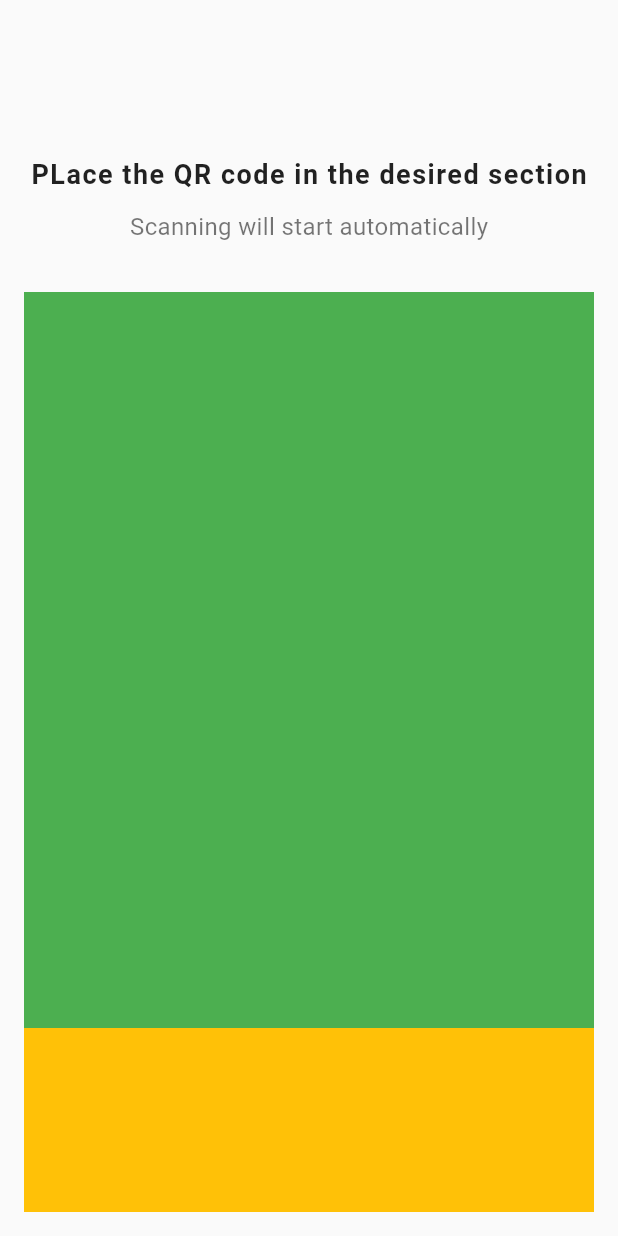
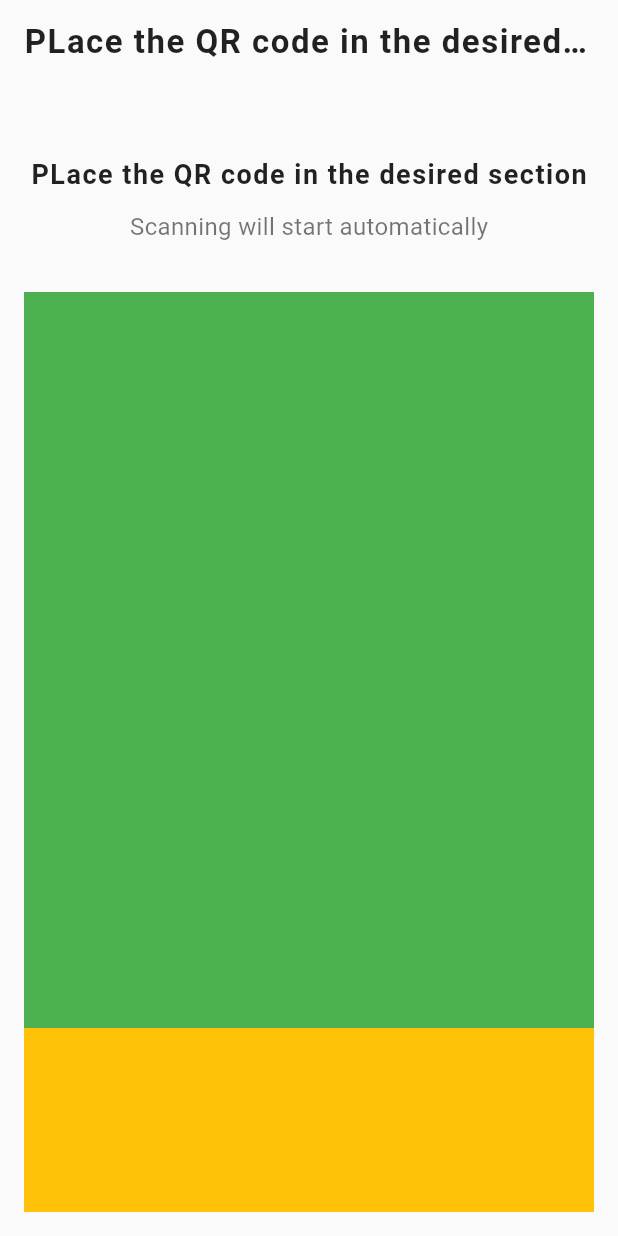
Before and after one commit to CaptainNayan199/Flutter-New-Projects, a Flutter app: the screen it shows after launch, on a phone screen of 412 x 824 dp. Run offline on Flutter 3.47's test engine with Material 3 defaults, Android fonts, the phone set to English and light mode, and no system bars; our stand-ins replace cloud_firestore, firebase_core, random_string; accounts and stored records are empty.

Commit message:
Appbar modifed

```diff
--- a/qr_code/lib/qr_scanner.dart
+++ b/qr_code/lib/qr_scanner.dart
@@ -9,7 +9,16 @@ class QRScanner extends StatelessWidget {
   Widget build(BuildContext context) {
     return Scaffold(
       backgroundColor: bgColor,
-      appBar: AppBar(),
+      appBar: AppBar(
+        title: Text(
+          "PLace the QR code in the desired section",
+          style: TextStyle(
+              color: Colors.black87,
+              fontWeight: FontWeight.bold,
+              letterSpacing: 1),
+        ),
+        centerTitle: true,
+      ),
       body: Container(
         width: double.infinity,
         padding: const EdgeInsets.all(16),
```
